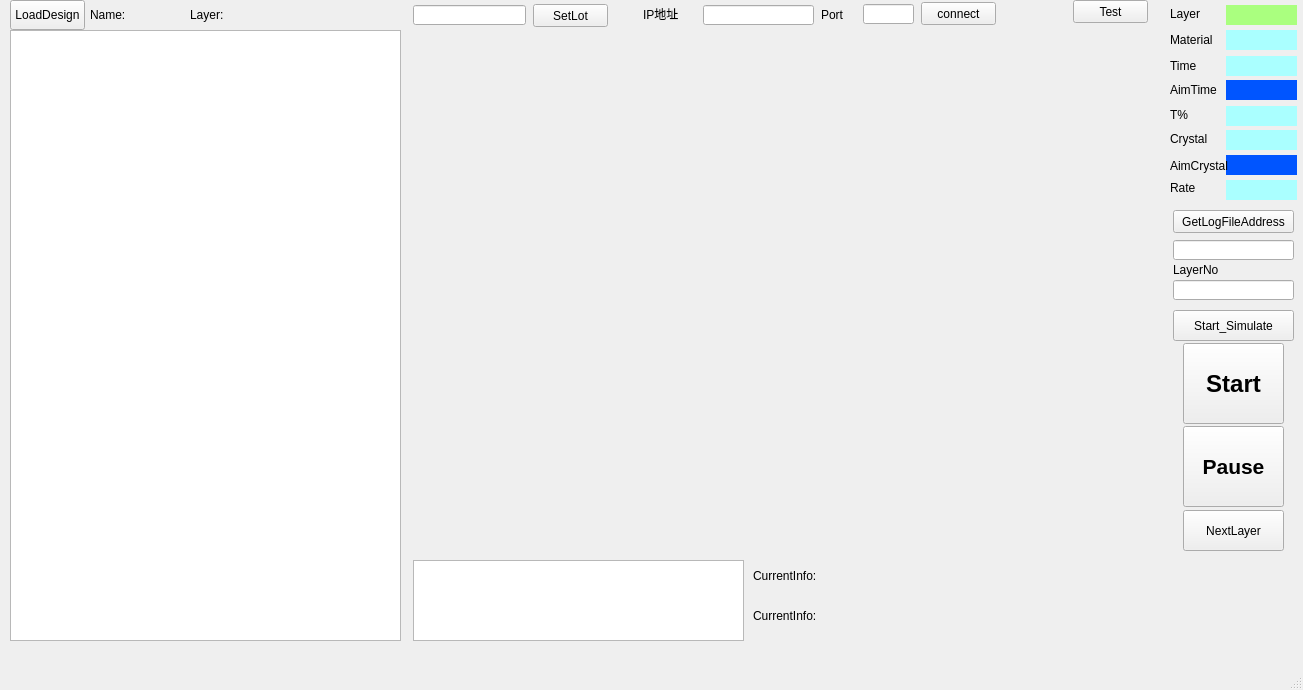
The window that mainwindow.ui (nigoleo/OMS) describes before a commit, drawn with Qt 5.
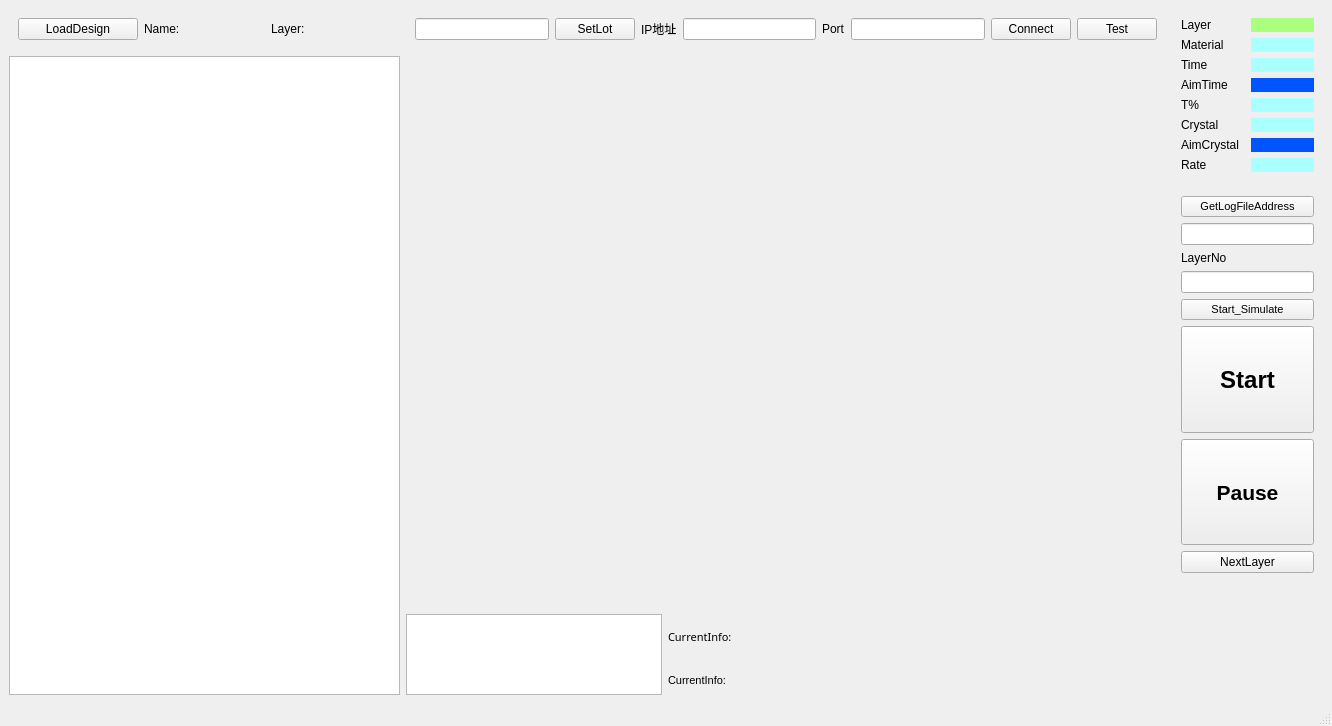
The same window after the commit. Custom widgets are drawn as their Qt base class.

Diff of the .ui file:
```diff
--- a/mainwindow.ui
+++ b/mainwindow.ui
@@ -6,8 +6,8 @@
    <rect>
     <x>0</x>
     <y>0</y>
-    <width>1303</width>
-    <height>690</height>
+    <width>1332</width>
+    <height>726</height>
    </rect>
   </property>
   <property name="minimumSize">
@@ -18,250 +18,287 @@
   </property>
   <property name="maximumSize">
    <size>
-    <width>666666</width>
-    <height>734</height>
+    <width>16777215</width>
+    <height>16777215</height>
    </size>
   </property>
   <property name="windowTitle">
    <string>MainWindow</string>
   </property>
   <widget class="QWidget" name="centralwidget">
+   <layout class="QGridLayout" name="gridLayout_5">
+    <item row="1" column="0" rowspan="7">
    <widget class="QTableView" name="tV_Design">
-    <property name="geometry">
-     <rect>
-      <x>10</x>
-      <y>30</y>
+      <property name="sizePolicy">
+       <sizepolicy hsizetype="Fixed" vsizetype="Preferred">
+        <horstretch>0</horstretch>
+        <verstretch>0</verstretch>
+       </sizepolicy>
+      </property>
+      <property name="minimumSize">
+       <size>
       <width>391</width>
-      <height>611</height>
-     </rect>
-    </property>
-   </widget>
-   <widget class="QPushButton" name="BtnLoadDesign">
-    <property name="geometry">
-     <rect>
-      <x>10</x>
-      <y>0</y>
-      <width>75</width>
-      <height>30</height>
-     </rect>
-    </property>
-    <property name="text">
-     <string>LoadDesign</string>
-    </property>
-   </widget>
-   <widget class="QPushButton" name="BtnStart">
-    <property name="geometry">
-     <rect>
-      <x>1183</x>
-      <y>343</y>
-      <width>101</width>
-      <height>81</height>
-     </rect>
-    </property>
-    <property name="font">
-     <font>
-      <family>Arial</family>
-      <pointsize>18</pointsize>
-      <weight>75</weight>
-      <bold>true</bold>
-     </font>
-    </property>
-    <property name="autoFillBackground">
-     <bool>true</bool>
-    </property>
-    <property name="text">
-     <string>Start</string>
-    </property>
-   </widget>
+        <height>0</height>
+       </size>
+      </property>
+      <property name="maximumSize">
+       <size>
+        <width>391</width>
+        <height>16777215</height>
+       </size>
+      </property>
+     </widget>
+    </item>
+    <item row="1" column="1" rowspan="5" colspan="2">
+     <widget class="QChartView" name="tV_Chart" native="true">
+      <property name="sizePolicy">
+       <sizepolicy hsizetype="Preferred" vsizetype="Preferred">
+        <horstretch>0</horstretch>
+        <verstretch>0</verstretch>
+       </sizepolicy>
+      </property>
+     </widget>
+    </item>
+    <item row="6" column="2">
    <widget class="QLabel" name="label_FittingInfo">
-    <property name="geometry">
-     <rect>
-      <x>753</x>
-      <y>560</y>
-      <width>411</width>
-      <height>31</height>
-     </rect>
+      <property name="sizePolicy">
+       <sizepolicy hsizetype="Expanding" vsizetype="Fixed">
+        <horstretch>0</horstretch>
+        <verstretch>0</verstretch>
+       </sizepolicy>
+      </property>
+      <property name="font">
+       <font>
+        <family>Microsoft Tai Le</family>
+        <pointsize>8</pointsize>
+       </font>
     </property>
     <property name="text">
      <string>CurrentInfo:</string>
     </property>
    </widget>
-   <widget class="QLineEdit" name="lE_FileAddress">
-    <property name="geometry">
-     <rect>
-      <x>1173</x>
-      <y>240</y>
-      <width>121</width>
-      <height>20</height>
-     </rect>
-    </property>
-   </widget>
-   <widget class="QPushButton" name="BtnLoadLog">
-    <property name="geometry">
-     <rect>
-      <x>1173</x>
-      <y>210</y>
-      <width>121</width>
-      <height>23</height>
-     </rect>
-    </property>
-    <property name="text">
-     <string>GetLogFileAddress</string>
-    </property>
-   </widget>
-   <widget class="QLineEdit" name="lE_FileLayer">
-    <property name="geometry">
-     <rect>
-      <x>1173</x>
-      <y>280</y>
-      <width>121</width>
-      <height>20</height>
-     </rect>
-    </property>
-   </widget>
-   <widget class="QLabel" name="label_2">
-    <property name="geometry">
-     <rect>
-      <x>1173</x>
-      <y>260</y>
-      <width>54</width>
-      <height>20</height>
-     </rect>
-    </property>
-    <property name="text">
-     <string>LayerNo</string>
-    </property>
-   </widget>
+    </item>
+    <item row="7" column="2">
    <widget class="QLabel" name="label_FittingInfo_2">
-    <property name="geometry">
-     <rect>
-      <x>753</x>
-      <y>590</y>
-      <width>411</width>
-      <height>51</height>
-     </rect>
+      <property name="sizePolicy">
+       <sizepolicy hsizetype="Expanding" vsizetype="Fixed">
+        <horstretch>0</horstretch>
+        <verstretch>0</verstretch>
+       </sizepolicy>
+      </property>
+      <property name="font">
+       <font>
+        <pointsize>8</pointsize>
+       </font>
     </property>
     <property name="text">
      <string>CurrentInfo:</string>
     </property>
    </widget>
-   <widget class="QChartView" name="tV_Chart" native="true">
-    <property name="geometry">
-     <rect>
-      <x>413</x>
-      <y>30</y>
-      <width>751</width>
-      <height>521</height>
-     </rect>
-    </property>
-   </widget>
+    </item>
+    <item row="0" column="0">
+     <widget class="QWidget" name="widget_4" native="true">
+      <layout class="QGridLayout" name="gridLayout_4">
+       <item row="0" column="0">
+        <widget class="QPushButton" name="BtnLoadDesign">
+         <property name="font">
+          <font>
+           <family>Arial</family>
+           <pointsize>9</pointsize>
+          </font>
+         </property>
+         <property name="text">
+          <string>LoadDesign</string>
+         </property>
+        </widget>
+       </item>
+       <item row="0" column="1">
    <widget class="QLabel" name="label">
-    <property name="geometry">
-     <rect>
-      <x>90</x>
-      <y>4</y>
-      <width>71</width>
-      <height>21</height>
-     </rect>
+         <property name="font">
+          <font>
+           <family>Arial</family>
+           <pointsize>9</pointsize>
+          </font>
     </property>
     <property name="text">
      <string>Name:</string>
     </property>
    </widget>
+       </item>
+       <item row="0" column="2">
    <widget class="QLabel" name="label_3">
-    <property name="geometry">
-     <rect>
-      <x>190</x>
-      <y>4</y>
-      <width>71</width>
-      <height>21</height>
-     </rect>
+         <property name="font">
+          <font>
+           <family>Arial</family>
+           <pointsize>9</pointsize>
+          </font>
     </property>
     <property name="text">
      <string>Layer:</string>
     </property>
    </widget>
-   <widget class="QLabel" name="label_4">
-    <property name="geometry">
-     <rect>
-      <x>643</x>
-      <y>4</y>
-      <width>54</width>
-      <height>20</height>
-     </rect>
-    </property>
-    <property name="text">
-     <string>IP地址</string>
-    </property>
-   </widget>
+       </item>
+      </layout>
+     </widget>
+    </item>
+    <item row="6" column="1" rowspan="2">
+     <widget class="QPlainTextEdit" name="pTE_Process">
+      <property name="sizePolicy">
+       <sizepolicy hsizetype="Fixed" vsizetype="Fixed">
+        <horstretch>0</horstretch>
+        <verstretch>0</verstretch>
+       </sizepolicy>
+      </property>
+      <property name="maximumSize">
+       <size>
+        <width>16777215</width>
+        <height>81</height>
+       </size>
+      </property>
+      <property name="font">
+       <font>
+        <family>Tahoma</family>
+        <pointsize>8</pointsize>
+       </font>
+      </property>
+     </widget>
+    </item>
+    <item row="0" column="1" colspan="2">
+     <widget class="QWidget" name="widget_2" native="true">
+      <property name="sizePolicy">
+       <sizepolicy hsizetype="Preferred" vsizetype="Fixed">
+        <horstretch>0</horstretch>
+        <verstretch>0</verstretch>
+       </sizepolicy>
+      </property>
+      <property name="maximumSize">
+       <size>
+        <width>16777215</width>
+        <height>41</height>
+       </size>
+      </property>
+      <layout class="QGridLayout" name="gridLayout_2">
+       <item row="0" column="6">
+        <widget class="QLineEdit" name="lE_Port">
+         <property name="font">
+          <font>
+           <family>Arial</family>
+           <pointsize>9</pointsize>
+          </font>
+         </property>
+        </widget>
+       </item>
+       <item row="0" column="5">
    <widget class="QLabel" name="label_5">
-    <property name="geometry">
-     <rect>
-      <x>821</x>
-      <y>5</y>
-      <width>54</width>
-      <height>20</height>
-     </rect>
+         <property name="font">
+          <font>
+           <family>Arial</family>
+           <pointsize>9</pointsize>
+          </font>
     </property>
     <property name="text">
      <string>Port</string>
     </property>
    </widget>
+       </item>
+       <item row="0" column="2">
+        <widget class="QPushButton" name="Btn_SetLot">
+         <property name="font">
+          <font>
+           <family>Arial</family>
+           <pointsize>9</pointsize>
+          </font>
+         </property>
+         <property name="text">
+          <string>SetLot</string>
+         </property>
+        </widget>
+       </item>
+       <item row="0" column="9">
+        <widget class="QPushButton" name="Btn_Test">
+         <property name="font">
+          <font>
+           <family>Arial</family>
+           <pointsize>9</pointsize>
+          </font>
+         </property>
+         <property name="text">
+          <string>Test</string>
+         </property>
+        </widget>
+       </item>
+       <item row="0" column="3">
+        <widget class="QLabel" name="label_4">
+         <property name="font">
+          <font>
+           <family>Arial</family>
+           <pointsize>9</pointsize>
+          </font>
+         </property>
+         <property name="text">
+          <string>IP地址</string>
+         </property>
+        </widget>
+       </item>
+       <item row="0" column="4">
    <widget class="QLineEdit" name="lE_IP">
-    <property name="geometry">
-     <rect>
-      <x>703</x>
-      <y>5</y>
-      <width>111</width>
-      <height>20</height>
-     </rect>
-    </property>
-   </widget>
-   <widget class="QLineEdit" name="lE_Port">
-    <property name="geometry">
-     <rect>
-      <x>863</x>
-      <y>4</y>
-      <width>51</width>
-      <height>20</height>
-     </rect>
-    </property>
-   </widget>
+         <property name="font">
+          <font>
+           <family>Arial</family>
+           <pointsize>9</pointsize>
+          </font>
+         </property>
+        </widget>
+       </item>
+       <item row="0" column="8">
    <widget class="QPushButton" name="BtnConnect">
-    <property name="geometry">
-     <rect>
-      <x>921</x>
-      <y>2</y>
-      <width>75</width>
-      <height>23</height>
-     </rect>
+         <property name="font">
+          <font>
+           <family>Arial</family>
+           <pointsize>9</pointsize>
+          </font>
     </property>
     <property name="text">
-     <string>connect</string>
-    </property>
-   </widget>
-   <widget class="QPushButton" name="Btn_NextLayer">
-    <property name="geometry">
-     <rect>
-      <x>1183</x>
-      <y>510</y>
-      <width>101</width>
-      <height>41</height>
-     </rect>
-    </property>
-    <property name="text">
-     <string>NextLayer</string>
-    </property>
-   </widget>
+          <string>Connect</string>
+         </property>
+        </widget>
+       </item>
+       <item row="0" column="0">
+        <widget class="QLineEdit" name="lE_LotNum">
+         <property name="font">
+          <font>
+           <family>Arial</family>
+           <pointsize>9</pointsize>
+          </font>
+         </property>
+        </widget>
+       </item>
+      </layout>
+     </widget>
+    </item>
+    <item row="0" column="3" rowspan="2">
+     <widget class="QWidget" name="widget" native="true">
+      <property name="sizePolicy">
+       <sizepolicy hsizetype="Fixed" vsizetype="Fixed">
+        <horstretch>0</horstretch>
+        <verstretch>0</verstretch>
+       </sizepolicy>
+      </property>
+      <property name="minimumSize">
+       <size>
+        <width>151</width>
+        <height>0</height>
+       </size>
+      </property>
+      <property name="maximumSize">
+       <size>
+        <width>151</width>
+        <height>16777215</height>
+       </size>
+      </property>
+      <layout class="QGridLayout" name="gridLayout">
+       <item row="0" column="0">
    <widget class="QLabel" name="label_6">
-    <property name="geometry">
-     <rect>
-      <x>1170</x>
-      <y>6</y>
-      <width>54</width>
-      <height>16</height>
-     </rect>
-    </property>
     <property name="styleSheet">
      <string notr="true">font: 9pt &quot;Calibri&quot;;</string>
     </property>
@@ -269,31 +306,39 @@
      <string>Layer</string>
     </property>
    </widget>
-   <widget class="QLabel" name="label_7">
-    <property name="geometry">
-     <rect>
-      <x>1170</x>
-      <y>131</y>
-      <width>54</width>
-      <height>16</height>
-     </rect>
-    </property>
+       </item>
+       <item row="0" column="1">
+        <widget class="QLabel" name="label_Layer">
+         <property name="styleSheet">
+          <string notr="true">background-color: rgb(170, 255, 127);</string>
+         </property>
+         <property name="text">
+          <string/>
+         </property>
+        </widget>
+       </item>
+       <item row="1" column="0">
+        <widget class="QLabel" name="label_10">
     <property name="styleSheet">
      <string notr="true">font: 9pt &quot;Calibri&quot;;</string>
     </property>
     <property name="text">
-     <string>Crystal</string>
-    </property>
-   </widget>
+          <string>Material</string>
+         </property>
+        </widget>
+       </item>
+       <item row="1" column="1">
+        <widget class="QLabel" name="label_Material">
+         <property name="styleSheet">
+          <string notr="true">background-color: rgb(170, 255, 255);</string>
+         </property>
+         <property name="text">
+          <string/>
+         </property>
+        </widget>
+       </item>
+       <item row="2" column="0">
    <widget class="QLabel" name="label_8">
-    <property name="geometry">
-     <rect>
-      <x>1170</x>
-      <y>58</y>
-      <width>54</width>
-      <height>16</height>
-     </rect>
-    </property>
     <property name="styleSheet">
      <string notr="true">font: 9pt &quot;Calibri&quot;;</string>
     </property>
@@ -301,15 +346,40 @@
      <string>Time</string>
     </property>
    </widget>
+       </item>
+       <item row="2" column="1">
+        <widget class="QLabel" name="label_Time">
+         <property name="styleSheet">
+          <string notr="true">background-color: rgb(170, 255, 255);</string>
+         </property>
+         <property name="text">
+          <string/>
+         </property>
+        </widget>
+       </item>
+       <item row="3" column="0">
+        <widget class="QLabel" name="label_12">
+         <property name="styleSheet">
+          <string notr="true">font: 9pt &quot;Calibri&quot;;</string>
+         </property>
+         <property name="text">
+          <string>AimTime</string>
+         </property>
+        </widget>
+       </item>
+       <item row="3" column="1">
+        <widget class="QLabel" name="label_TargetTime">
+         <property name="styleSheet">
+          <string notr="true">background-color: rgb(0, 85, 255);
+color: rgb(255, 255, 255);</string>
+         </property>
+         <property name="text">
+          <string/>
+         </property>
+        </widget>
+       </item>
+       <item row="4" column="0">
    <widget class="QLabel" name="label_9">
-    <property name="geometry">
-     <rect>
-      <x>1170</x>
-      <y>107</y>
-      <width>54</width>
-      <height>16</height>
-     </rect>
-    </property>
     <property name="styleSheet">
      <string notr="true">font: 9pt &quot;Calibri&quot;;</string>
     </property>
@@ -317,31 +387,60 @@
      <string>T%</string>
     </property>
    </widget>
-   <widget class="QLabel" name="label_10">
-    <property name="geometry">
-     <rect>
-      <x>1170</x>
-      <y>32</y>
-      <width>54</width>
-      <height>16</height>
-     </rect>
-    </property>
+       </item>
+       <item row="4" column="1">
+        <widget class="QLabel" name="label_T">
+         <property name="styleSheet">
+          <string notr="true">background-color: rgb(170, 255, 255);</string>
+         </property>
+         <property name="text">
+          <string/>
+         </property>
+        </widget>
+       </item>
+       <item row="5" column="0">
+        <widget class="QLabel" name="label_7">
     <property name="styleSheet">
      <string notr="true">font: 9pt &quot;Calibri&quot;;</string>
     </property>
     <property name="text">
-     <string>Material</string>
-    </property>
-   </widget>
+          <string>Crystal</string>
+         </property>
+        </widget>
+       </item>
+       <item row="5" column="1">
+        <widget class="QLabel" name="label_Crystal">
+         <property name="styleSheet">
+          <string notr="true">background-color: rgb(170, 255, 255);</string>
+         </property>
+         <property name="text">
+          <string/>
+         </property>
+        </widget>
+       </item>
+       <item row="6" column="0">
+        <widget class="QLabel" name="label_13">
+         <property name="styleSheet">
+          <string notr="true">font: 9pt &quot;Calibri&quot;;</string>
+         </property>
+         <property name="text">
+          <string>AimCrystal</string>
+         </property>
+        </widget>
+       </item>
+       <item row="6" column="1">
+        <widget class="QLabel" name="label_TargetCrstal">
+         <property name="styleSheet">
+          <string notr="true">background-color: rgb(0, 85, 255);
+color: rgb(255, 255, 255);</string>
+         </property>
+         <property name="text">
+          <string/>
+         </property>
+        </widget>
+       </item>
+       <item row="7" column="0">
    <widget class="QLabel" name="label_11">
-    <property name="geometry">
-     <rect>
-      <x>1170</x>
-      <y>180</y>
-      <width>54</width>
-      <height>16</height>
-     </rect>
-    </property>
     <property name="styleSheet">
      <string notr="true">font: 9pt &quot;AcadEref&quot;;
 font: 9pt &quot;Calibri&quot;;</string>
@@ -350,95 +449,9 @@
      <string>Rate</string>
     </property>
    </widget>
-   <widget class="QLabel" name="label_Layer">
-    <property name="geometry">
-     <rect>
-      <x>1226</x>
-      <y>5</y>
-      <width>71</width>
-      <height>20</height>
-     </rect>
-    </property>
-    <property name="styleSheet">
-     <string notr="true">background-color: rgb(170, 255, 127);</string>
-    </property>
-    <property name="text">
-     <string/>
-    </property>
-   </widget>
-   <widget class="QLabel" name="label_Material">
-    <property name="geometry">
-     <rect>
-      <x>1226</x>
-      <y>30</y>
-      <width>71</width>
-      <height>20</height>
-     </rect>
-    </property>
-    <property name="styleSheet">
-     <string notr="true">background-color: rgb(170, 255, 255);</string>
-    </property>
-    <property name="text">
-     <string/>
-    </property>
-   </widget>
-   <widget class="QLabel" name="label_Time">
-    <property name="geometry">
-     <rect>
-      <x>1226</x>
-      <y>56</y>
-      <width>71</width>
-      <height>20</height>
-     </rect>
-    </property>
-    <property name="styleSheet">
-     <string notr="true">background-color: rgb(170, 255, 255);</string>
-    </property>
-    <property name="text">
-     <string/>
-    </property>
-   </widget>
-   <widget class="QLabel" name="label_T">
-    <property name="geometry">
-     <rect>
-      <x>1226</x>
-      <y>106</y>
-      <width>71</width>
-      <height>20</height>
-     </rect>
-    </property>
-    <property name="styleSheet">
-     <string notr="true">background-color: rgb(170, 255, 255);</string>
-    </property>
-    <property name="text">
-     <string/>
-    </property>
-   </widget>
-   <widget class="QLabel" name="label_Crystal">
-    <property name="geometry">
-     <rect>
-      <x>1226</x>
-      <y>130</y>
-      <width>71</width>
-      <height>20</height>
-     </rect>
-    </property>
-    <property name="styleSheet">
-     <string notr="true">background-color: rgb(170, 255, 255);</string>
-    </property>
-    <property name="text">
-     <string/>
-    </property>
-   </widget>
+       </item>
+       <item row="7" column="1">
    <widget class="QLabel" name="label_Rate">
-    <property name="geometry">
-     <rect>
-      <x>1226</x>
-      <y>180</y>
-      <width>71</width>
-      <height>20</height>
-     </rect>
-    </property>
     <property name="styleSheet">
      <string notr="true">background-color: rgb(170, 255, 255);</string>
     </property>
@@ -446,27 +459,131 @@
      <string/>
     </property>
    </widget>
+       </item>
+      </layout>
+     </widget>
+    </item>
+    <item row="2" column="3" rowspan="6">
+     <widget class="QWidget" name="widget_3" native="true">
+      <property name="sizePolicy">
+       <sizepolicy hsizetype="Fixed" vsizetype="Preferred">
+        <horstretch>0</horstretch>
+        <verstretch>0</verstretch>
+       </sizepolicy>
+      </property>
+      <property name="minimumSize">
+       <size>
+        <width>151</width>
+        <height>0</height>
+       </size>
+      </property>
+      <property name="maximumSize">
+       <size>
+        <width>151</width>
+        <height>16777215</height>
+       </size>
+      </property>
+      <layout class="QGridLayout" name="gridLayout_3">
+       <item row="0" column="0">
+        <widget class="QPushButton" name="BtnLoadLog">
+         <property name="font">
+          <font>
+           <pointsize>8</pointsize>
+          </font>
+         </property>
+         <property name="text">
+          <string>GetLogFileAddress</string>
+         </property>
+        </widget>
+       </item>
+       <item row="1" column="0">
+        <widget class="QLineEdit" name="lE_FileAddress"/>
+       </item>
+       <item row="2" column="0">
+        <widget class="QLabel" name="label_2">
+         <property name="sizePolicy">
+          <sizepolicy hsizetype="Preferred" vsizetype="Fixed">
+           <horstretch>0</horstretch>
+           <verstretch>0</verstretch>
+          </sizepolicy>
+         </property>
+         <property name="text">
+          <string>LayerNo</string>
+         </property>
+        </widget>
+       </item>
+       <item row="3" column="0">
+        <widget class="QLineEdit" name="lE_FileLayer"/>
+       </item>
+       <item row="4" column="0">
    <widget class="QPushButton" name="Btn_Simuate">
-    <property name="geometry">
-     <rect>
-      <x>1173</x>
-      <y>310</y>
-      <width>121</width>
-      <height>31</height>
-     </rect>
+         <property name="font">
+          <font>
+           <pointsize>8</pointsize>
+          </font>
     </property>
     <property name="text">
      <string>Start_Simulate</string>
     </property>
    </widget>
+       </item>
+       <item row="5" column="0">
+        <widget class="QPushButton" name="BtnStart">
+         <property name="sizePolicy">
+          <sizepolicy hsizetype="Minimum" vsizetype="Preferred">
+           <horstretch>0</horstretch>
+           <verstretch>0</verstretch>
+          </sizepolicy>
+         </property>
+         <property name="font">
+          <font>
+           <family>Arial</family>
+           <pointsize>18</pointsize>
+           <bold>true</bold>
+          </font>
+         </property>
+         <property name="autoFillBackground">
+          <bool>true</bool>
+         </property>
+         <property name="text">
+          <string>Start</string>
+         </property>
+        </widget>
+       </item>
+       <item row="6" column="0">
+        <widget class="QPushButton" name="Btn_Stop">
+         <property name="sizePolicy">
+          <sizepolicy hsizetype="Minimum" vsizetype="Preferred">
+           <horstretch>0</horstretch>
+           <verstretch>0</verstretch>
+          </sizepolicy>
+         </property>
+         <property name="font">
+          <font>
+           <family>Arial</family>
+           <pointsize>16</pointsize>
+           <bold>true</bold>
+          </font>
+         </property>
+         <property name="text">
+          <string>Pause</string>
+         </property>
+        </widget>
+       </item>
+       <item row="7" column="0">
+        <widget class="QPushButton" name="Btn_NextLayer">
+         <property name="text">
+          <string>NextLayer</string>
+         </property>
+        </widget>
+       </item>
+       <item row="8" column="0">
    <widget class="QLabel" name="label_status">
-    <property name="geometry">
-     <rect>
-      <x>1173</x>
-      <y>560</y>
-      <width>121</width>
-      <height>81</height>
-     </rect>
+         <property name="sizePolicy">
+          <sizepolicy hsizetype="Preferred" vsizetype="Preferred">
+           <horstretch>0</horstretch>
+           <verstretch>0</verstretch>
+          </sizepolicy>
     </property>
     <property name="autoFillBackground">
      <bool>true</bool>
@@ -482,139 +599,11 @@
      <set>Qt::AlignCenter</set>
     </property>
    </widget>
-   <widget class="QPushButton" name="Btn_Stop">
-    <property name="geometry">
-     <rect>
-      <x>1183</x>
-      <y>426</y>
-      <width>101</width>
-      <height>81</height>
-     </rect>
-    </property>
-    <property name="font">
-     <font>
-      <family>Arial</family>
-      <pointsize>16</pointsize>
-      <weight>75</weight>
-      <bold>true</bold>
-     </font>
-    </property>
-    <property name="text">
-     <string>Pause</string>
-    </property>
-   </widget>
-   <widget class="QPlainTextEdit" name="pTE_Process">
-    <property name="geometry">
-     <rect>
-      <x>413</x>
-      <y>560</y>
-      <width>331</width>
-      <height>81</height>
-     </rect>
-    </property>
-   </widget>
-   <widget class="QLineEdit" name="lE_LotNum">
-    <property name="geometry">
-     <rect>
-      <x>413</x>
-      <y>5</y>
-      <width>113</width>
-      <height>20</height>
-     </rect>
-    </property>
-   </widget>
-   <widget class="QPushButton" name="Btn_SetLot">
-    <property name="geometry">
-     <rect>
-      <x>533</x>
-      <y>4</y>
-      <width>75</width>
-      <height>23</height>
-     </rect>
-    </property>
-    <property name="text">
-     <string>SetLot</string>
-    </property>
-   </widget>
-   <widget class="QPushButton" name="Btn_Test">
-    <property name="geometry">
-     <rect>
-      <x>1073</x>
-      <y>0</y>
-      <width>75</width>
-      <height>23</height>
-     </rect>
-    </property>
-    <property name="text">
-     <string>Test</string>
-    </property>
-   </widget>
-   <widget class="QLabel" name="label_TargetTime">
-    <property name="geometry">
-     <rect>
-      <x>1226</x>
-      <y>80</y>
-      <width>71</width>
-      <height>20</height>
-     </rect>
-    </property>
-    <property name="styleSheet">
-     <string notr="true">background-color: rgb(0, 85, 255);
-color: rgb(255, 255, 255);</string>
-    </property>
-    <property name="text">
-     <string/>
-    </property>
-   </widget>
-   <widget class="QLabel" name="label_TargetCrstal">
-    <property name="geometry">
-     <rect>
-      <x>1226</x>
-      <y>155</y>
-      <width>71</width>
-      <height>20</height>
-     </rect>
-    </property>
-    <property name="styleSheet">
-     <string notr="true">background-color: rgb(0, 85, 255);
-color: rgb(255, 255, 255);</string>
-    </property>
-    <property name="text">
-     <string/>
-    </property>
-   </widget>
-   <widget class="QLabel" name="label_12">
-    <property name="geometry">
-     <rect>
-      <x>1170</x>
-      <y>82</y>
-      <width>54</width>
-      <height>16</height>
-     </rect>
-    </property>
-    <property name="styleSheet">
-     <string notr="true">font: 9pt &quot;Calibri&quot;;</string>
-    </property>
-    <property name="text">
-     <string>AimTime</string>
-    </property>
-   </widget>
-   <widget class="QLabel" name="label_13">
-    <property name="geometry">
-     <rect>
-      <x>1170</x>
-      <y>158</y>
-      <width>61</width>
-      <height>16</height>
-     </rect>
-    </property>
-    <property name="styleSheet">
-     <string notr="true">font: 9pt &quot;Calibri&quot;;</string>
-    </property>
-    <property name="text">
-     <string>AimCrystal</string>
-    </property>
-   </widget>
+       </item>
+      </layout>
+     </widget>
+    </item>
+   </layout>
   </widget>
   <widget class="QMenuBar" name="menubar">
    <property name="geometry">
```
Left out of the diff: 4 changed lines with no effect on the pictures. Lines whose indentation alone changed are shown as unchanged.
